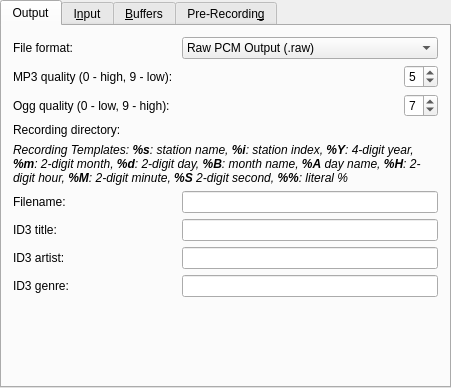
Qt form plugins/recording/recording-configuration-ui.ui (pbek/kradio) before a commit.
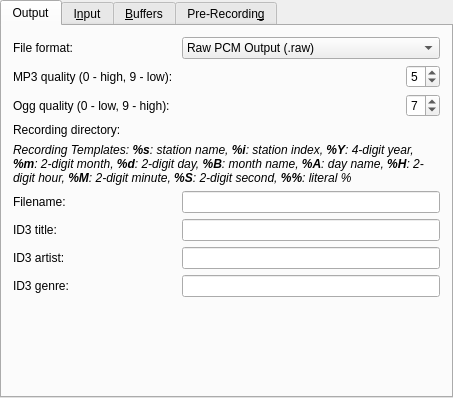
The same form after that commit. Custom widgets are drawn as their Qt base class.

Patch:
```diff
--- a/plugins/recording/recording-configuration-ui.ui
+++ b/plugins/recording/recording-configuration-ui.ui
@@ -6,8 +6,8 @@
    <rect>
     <x>0</x>
     <y>0</y>
-    <width>451</width>
-    <height>388</height>
+    <width>453</width>
+    <height>398</height>
    </rect>
   </property>
   <layout class="QGridLayout">
@@ -54,11 +54,7 @@
             </sizepolicy>
            </property>
            <property name="text">
-            <string>&lt;!DOCTYPE HTML PUBLIC &quot;-//W3C//DTD HTML 4.0//EN&quot; &quot;http://www.w3.org/TR/REC-html40/strict.dtd&quot;&gt;
-&lt;html&gt;&lt;head&gt;&lt;meta name=&quot;qrichtext&quot; content=&quot;1&quot; /&gt;&lt;style type=&quot;text/css&quot;&gt;
-p, li { white-space: pre-wrap; }
-&lt;/style&gt;&lt;/head&gt;&lt;body style=&quot; font-family:'Sans Serif'; font-size:9pt; font-weight:400; font-style:normal;&quot;&gt;
-&lt;p style=&quot; margin-top:0px; margin-bottom:0px; margin-left:0px; margin-right:0px; -qt-block-indent:0; text-indent:0px;&quot;&gt;&lt;span style=&quot; font-family:'DejaVu Sans'; font-style:italic;&quot;&gt;Recording Templates: &lt;/span&gt;&lt;span style=&quot; font-family:'DejaVu Sans'; font-weight:600; font-style:italic;&quot;&gt;%s&lt;/span&gt;&lt;span style=&quot; font-family:'DejaVu Sans'; font-style:italic;&quot;&gt;: station name, &lt;/span&gt;&lt;span style=&quot; font-family:'DejaVu Sans'; font-weight:600; font-style:italic;&quot;&gt;%i&lt;/span&gt;&lt;span style=&quot; font-family:'DejaVu Sans'; font-style:italic;&quot;&gt;: station index, &lt;/span&gt;&lt;span style=&quot; font-family:'DejaVu Sans'; font-weight:600; font-style:italic;&quot;&gt;%Y&lt;/span&gt;&lt;span style=&quot; font-family:'DejaVu Sans'; font-style:italic;&quot;&gt;: 4-digit year, &lt;/span&gt;&lt;span style=&quot; font-family:'DejaVu Sans'; font-weight:600; font-style:italic;&quot;&gt;%m&lt;/span&gt;&lt;span style=&quot; font-family:'DejaVu Sans'; font-style:italic;&quot;&gt;: 2-digit month, &lt;/span&gt;&lt;span style=&quot; font-family:'DejaVu Sans'; font-weight:600; font-style:italic;&quot;&gt;%d&lt;/span&gt;&lt;span style=&quot; font-family:'DejaVu Sans'; font-style:italic;&quot;&gt;: 2-digit day, &lt;/span&gt;&lt;span style=&quot; font-family:'DejaVu Sans'; font-weight:600; font-style:italic;&quot;&gt;%B&lt;/span&gt;&lt;span style=&quot; font-family:'DejaVu Sans'; font-style:italic;&quot;&gt;: month name, &lt;/span&gt;&lt;span style=&quot; font-family:'DejaVu Sans'; font-weight:600; font-style:italic;&quot;&gt;%A&lt;/span&gt;&lt;span style=&quot; font-family:'DejaVu Sans'; font-style:italic;&quot;&gt; day name, &lt;/span&gt;&lt;span style=&quot; font-family:'DejaVu Sans'; font-weight:600; font-style:italic;&quot;&gt;%H&lt;/span&gt;&lt;span style=&quot; font-family:'DejaVu Sans'; font-style:italic;&quot;&gt;: 2-digit hour, &lt;/span&gt;&lt;span style=&quot; font-family:'DejaVu Sans'; font-weight:600; font-style:italic;&quot;&gt;%M&lt;/span&gt;&lt;span style=&quot; font-family:'DejaVu Sans'; font-style:italic;&quot;&gt;: 2-digit minute, &lt;/span&gt;&lt;span style=&quot; font-family:'DejaVu Sans'; font-weight:600; font-style:italic;&quot;&gt;%S&lt;/span&gt;&lt;span style=&quot; font-family:'DejaVu Sans'; font-style:italic;&quot;&gt; 2-digit second,&lt;/span&gt;&lt;span style=&quot; font-family:'DejaVu Sans'; font-weight:600; font-style:italic;&quot;&gt; %%&lt;/span&gt;&lt;span style=&quot; font-family:'DejaVu Sans'; font-style:italic;&quot;&gt;: literal %&lt;/span&gt;&lt;/p&gt;&lt;/body&gt;&lt;/html&gt;</string>
+            <string>&lt;p style=&quot;font-size: 9pt;&quot;&gt;&lt;i&gt;Recording Templates: &lt;b&gt;%s&lt;/b&gt;: station name, &lt;b&gt;%i&lt;/b&gt;: station index, &lt;b&gt;%Y&lt;/b&gt;: 4-digit year, &lt;b&gt;%m&lt;/b&gt;: 2-digit month, &lt;b&gt;%d&lt;/b&gt;: 2-digit day, &lt;b&gt;%B&lt;/b&gt;: month name, &lt;b&gt;%A&lt;/b&gt;: day name, &lt;b&gt;%H&lt;/b&gt;: 2-digit hour, &lt;b&gt;%M&lt;/b&gt;: 2-digit minute, &lt;b&gt;%S&lt;/b&gt;: 2-digit second, &lt;b&gt;%%&lt;/b&gt;: literal %&lt;/i&gt;&lt;/p&gt;</string>
            </property>
            <property name="wordWrap">
             <bool>true</bool>
```
